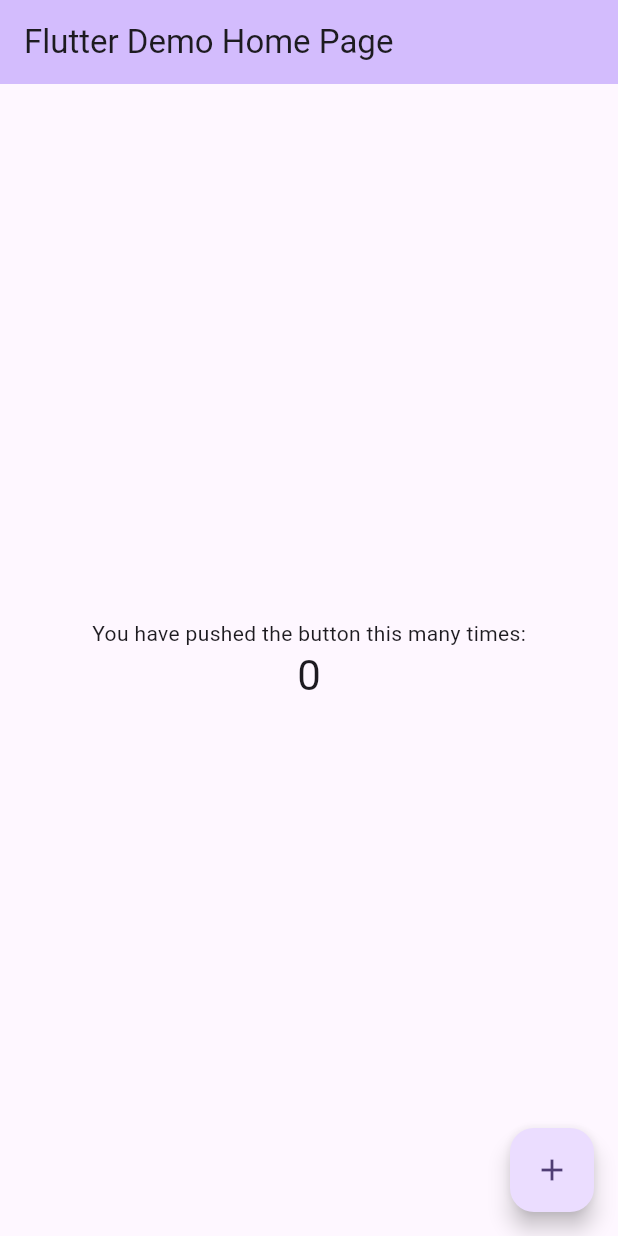
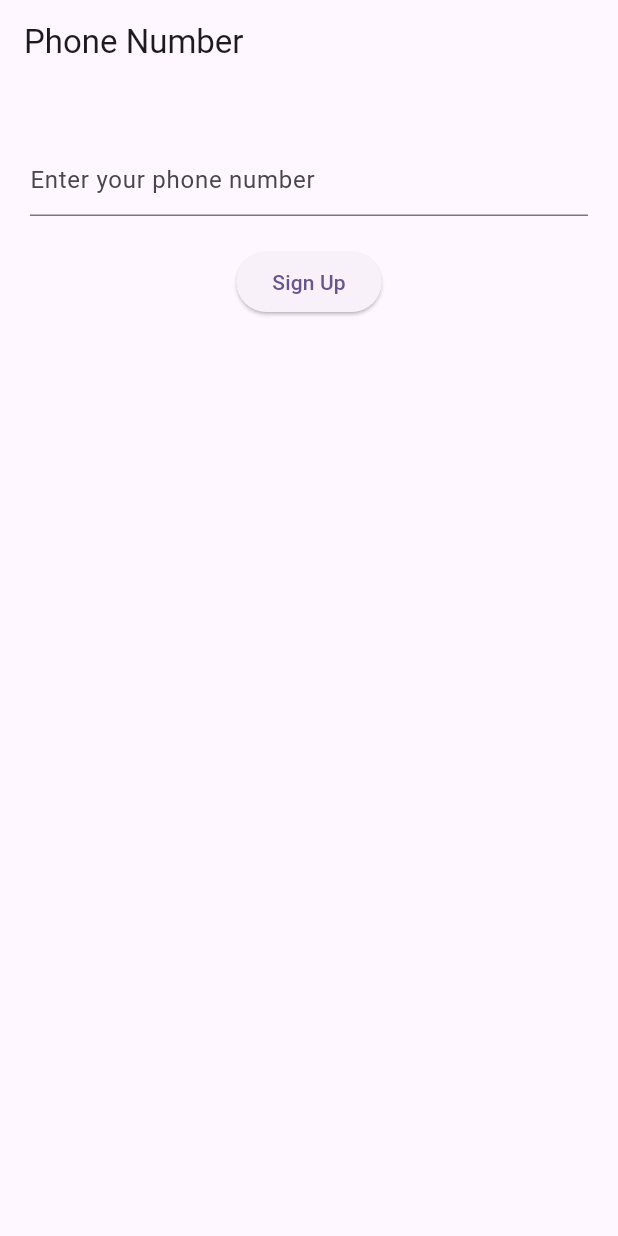
Before and after one commit to theabdulraffay/Testing-Repo, a Flutter app: the screen it shows after launch, on a phone screen of 412 x 824 dp. Run offline on Flutter 3.47's test engine with Material 3 defaults, Android fonts, the phone set to English and light mode, and no system bars; our stand-ins replace firebase_auth, firebase_core; accounts and stored records are empty.

Commit message:
feat: Implement phone number authentication

```diff
--- a/lib/main.dart
+++ b/lib/main.dart
@@ -1,6 +1,10 @@
+import 'package:dummy_project/screens/login_with_phonenumber.dart';
+import 'package:firebase_core/firebase_core.dart';
 import 'package:flutter/material.dart';
 
 void main() {
+  WidgetsFlutterBinding.ensureInitialized();
+  Firebase.initializeApp();
   runApp(const MyApp());
 }
 
@@ -30,93 +34,7 @@
         // tested with just a hot reload.
         colorScheme: ColorScheme.fromSeed(seedColor: Colors.deepPurple),
       ),
-      home: const MyHomePage(title: 'Flutter Demo Home Page'),
+      home: const LoginWithPhonenumber(),
     );
   }
 }
-
-class MyHomePage extends StatefulWidget {
-  const MyHomePage({super.key, required this.title});
-
-  // This widget is the home page of your application. It is stateful, meaning
-  // that it has a State object (defined below) that contains fields that affect
-  // how it looks.
-
-  // This class is the configuration for the state. It holds the values (in this
-  // case the title) provided by the parent (in this case the App widget) and
-  // used by the build method of the State. Fields in a Widget subclass are
-  // always marked "final".
-
-  final String title;
-
-  @override
-  State<MyHomePage> createState() => _MyHomePageState();
-}
-
-class _MyHomePageState extends State<MyHomePage> {
-  int _counter = 0;
-
-  void _incrementCounter() {
-    setState(() {
-      // This call to setState tells the Flutter framework that something has
-      // changed in this State, which causes it to rerun the build method below
-      // so that the display can reflect the updated values. If we changed
-      // _counter without calling setState(), then the build method would not be
-      // called again, and so nothing would appear to happen.
-      _counter++;
-    });
-  }
-
-  @override
-  Widget build(BuildContext context) {
-    // This method is rerun every time setState is called, for instance as done
-    // by the _incrementCounter method above.
-    //
-    // The Flutter framework has been optimized to make rerunning build methods
-    // fast, so that you can just rebuild anything that needs updating rather
-    // than having to individually change instances of widgets.
-    return Scaffold(
-      appBar: AppBar(
-        // TRY THIS: Try changing the color here to a specific color (to
-        // Colors.amber, perhaps?) and trigger a hot reload to see the AppBar
-        // change color while the other colors stay the same.
-        backgroundColor: Theme.of(context).colorScheme.inversePrimary,
-        // Here we take the value from the MyHomePage object that was created by
-        // the App.build method, and use it to set our appbar title.
-        title: Text(widget.title),
-      ),
-      body: Center(
-        // Center is a layout widget. It takes a single child and positions it
-        // in the middle of the parent.
-        child: Column(
-          // Column is also a layout widget. It takes a list of children and
-          // arranges them vertically. By default, it sizes itself to fit its
-          // children horizontally, and tries to be as tall as its parent.
-          //
-          // Column has various properties to control how it sizes itself and
-          // how it positions its children. Here we use mainAxisAlignment to
-          // center the children vertically; the main axis here is the vertical
-          // axis because Columns are vertical (the cross axis would be
-          // horizontal).
-          //
-          // TRY THIS: Invoke "debug painting" (choose the "Toggle Debug Paint"
-          // action in the IDE, or press "p" in the console), to see the
-          // wireframe for each widget.
-          mainAxisAlignment: MainAxisAlignment.center,
-          children: <Widget>[
-            const Text('You have pushed the button this many times:'),
-            Text(
-              '$_counter',
-              style: Theme.of(context).textTheme.headlineMedium,
-            ),
-          ],
-        ),
-      ),
-      floatingActionButton: FloatingActionButton(
-        onPressed: _incrementCounter,
-        tooltip: 'Increment',
-        child: const Icon(Icons.add),
-      ), // This trailing comma makes auto-formatting nicer for build methods.
-    );
-  }
-}
--- /dev/null
+++ b/lib/screens/login_with_phonenumber.dart
@@ -0,0 +1,57 @@
+import 'package:firebase_auth/firebase_auth.dart';
+import 'package:flutter/material.dart';
+
+class LoginWithPhonenumber extends StatefulWidget {
+  const LoginWithPhonenumber({super.key});
+
+  @override
+  State<LoginWithPhonenumber> createState() => _LoginWithPhonenumberState();
+}
+
+class _LoginWithPhonenumberState extends State<LoginWithPhonenumber> {
+  final controller = TextEditingController();
+  @override
+  Widget build(BuildContext context) {
+    return Scaffold(
+      appBar: AppBar(title: Text('Phone Number')),
+      body: Padding(
+        padding: const EdgeInsets.all(20.0),
+        child: Column(
+          children: [
+            const SizedBox(height: 20),
+            TextFormField(
+              controller: controller,
+              decoration: const InputDecoration(
+                hintText: 'Enter your phone number',
+                // prefixText: '+91',
+              ),
+            ),
+            const SizedBox(height: 20),
+            ElevatedButton(
+              onPressed: () async {
+                await FirebaseAuth.instance.verifyPhoneNumber(
+                  phoneNumber: controller.text,
+                  verificationCompleted: (_) {},
+                  verificationFailed: (e) {
+                    ScaffoldMessenger.of(
+                      context,
+                    ).showSnackBar(SnackBar(content: Text(e.toString())));
+                  },
+                  codeSent: (id, token) {
+                    debugPrint(id);
+                  },
+                  codeAutoRetrievalTimeout: (e) {
+                    ScaffoldMessenger.of(
+                      context,
+                    ).showSnackBar(SnackBar(content: Text(e.toString())));
+                  },
+                );
+              },
+              child: Text('Sign Up'),
+            ),
+          ],
+        ),
+      ),
+    );
+  }
+}
--- a/pubspec.yaml
+++ b/pubspec.yaml
@@ -35,6 +35,7 @@ dependencies:
   # Use with the CupertinoIcons class for iOS style icons.
   cupertino_icons: ^1.0.8
   firebase_core: ^3.12.1
+  firebase_auth: ^5.5.1
 
 dev_dependencies:
   flutter_test:
```
Also changed, not shown: pubspec.lock, 4 other files.
